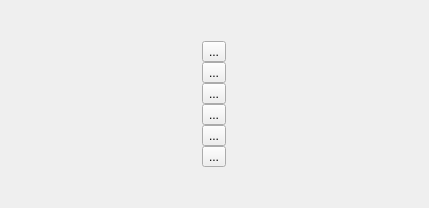
Qt form controlflowgraphview.ui (KDE/kdev-control-flow-graph) before a commit.
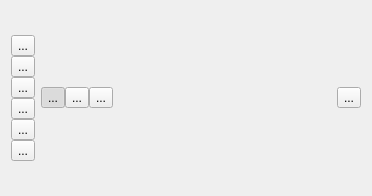
The same form after that commit. Icons and pictures are not drawn.

Commit message: Added buttons for switching between inter-method control flow (CTRL+ALT+1) and inter-class control flow (CTRL+ALT+2).

The edit to the form file:
```diff
--- a/controlflowgraphview.ui
+++ b/controlflowgraphview.ui
@@ -6,8 +6,8 @@
    <rect>
     <x>0</x>
     <y>0</y>
-    <width>429</width>
-    <height>208</height>
+    <width>372</width>
+    <height>196</height>
    </rect>
   </property>
   <property name="windowTitle">
@@ -15,19 +15,22 @@
   </property>
   <layout class="QHBoxLayout" name="horizontalLayout">
    <item>
-    <layout class="QVBoxLayout" name="verticalLayout">
+    <layout class="QVBoxLayout" name="verticalLayoutTools">
      <property name="spacing">
       <number>0</number>
      </property>
+     <property name="sizeConstraint">
+      <enum>QLayout::SetMinimumSize</enum>
+     </property>
      <item>
-      <spacer name="verticalSpacer1">
+      <spacer name="verticalSpacer2">
        <property name="orientation">
         <enum>Qt::Vertical</enum>
        </property>
        <property name="sizeHint" stdset="0">
         <size>
-         <width>20</width>
-         <height>40</height>
+         <width>0</width>
+         <height>0</height>
         </size>
        </property>
       </spacer>
@@ -120,20 +123,129 @@
       </widget>
      </item>
      <item>
-      <spacer name="verticalSpacer2">
+      <spacer name="verticalSpacer1">
        <property name="orientation">
         <enum>Qt::Vertical</enum>
        </property>
        <property name="sizeHint" stdset="0">
         <size>
-         <width>20</width>
-         <height>40</height>
+         <width>0</width>
+         <height>0</height>
         </size>
        </property>
       </spacer>
      </item>
     </layout>
    </item>
+   <item>
+    <layout class="QVBoxLayout" name="verticalLayout">
+     <item>
+      <layout class="QHBoxLayout" name="horizontalUpperLayout">
+       <property name="spacing">
+        <number>0</number>
+       </property>
+       <item>
+        <widget class="QToolButton" name="modeFunctionToolButton">
+         <property name="toolTip">
+          <string>Show control flow between functions</string>
+         </property>
+         <property name="text">
+          <string>...</string>
+         </property>
+         <property name="icon">
+          <iconset>
+           <normaloff>../../../usr/share/icons/oxygen/16x16/actions/flag-blue.png</normaloff>../../../usr/share/icons/oxygen/16x16/actions/flag-blue.png</iconset>
+         </property>
+         <property name="shortcut">
+          <string>Ctrl+Alt+1</string>
+         </property>
+         <property name="checkable">
+          <bool>true</bool>
+         </property>
+         <property name="checked">
+          <bool>true</bool>
+         </property>
+         <property name="autoExclusive">
+          <bool>true</bool>
+         </property>
+        </widget>
+       </item>
+       <item>
+        <widget class="QToolButton" name="modeClassToolButton">
+         <property name="toolTip">
+          <string>Show control flow between classes</string>
+         </property>
+         <property name="text">
+          <string>...</string>
+         </property>
+         <property name="icon">
+          <iconset>
+           <normaloff>../../../usr/share/icons/oxygen/16x16/actions/flag-green.png</normaloff>../../../usr/share/icons/oxygen/16x16/actions/flag-green.png</iconset>
+         </property>
+         <property name="shortcut">
+          <string>Ctrl+Alt+2</string>
+         </property>
+         <property name="checkable">
+          <bool>true</bool>
+         </property>
+         <property name="autoExclusive">
+          <bool>true</bool>
+         </property>
+        </widget>
+       </item>
+       <item>
+        <widget class="QToolButton" name="modeNamespaceToolButton">
+         <property name="toolTip">
+          <string>Show control flow between namespaces</string>
+         </property>
+         <property name="text">
+          <string>...</string>
+         </property>
+         <property name="icon">
+          <iconset>
+           <normaloff>../../../usr/share/icons/oxygen/16x16/actions/flag-red.png</normaloff>../../../usr/share/icons/oxygen/16x16/actions/flag-red.png</iconset>
+         </property>
+         <property name="shortcut">
+          <string>Ctrl+Alt+3</string>
+         </property>
+         <property name="checkable">
+          <bool>true</bool>
+         </property>
+         <property name="autoExclusive">
+          <bool>true</bool>
+         </property>
+        </widget>
+       </item>
+       <item>
+        <spacer name="horizontalSpacer">
+         <property name="orientation">
+          <enum>Qt::Horizontal</enum>
+         </property>
+         <property name="sizeHint" stdset="0">
+          <size>
+           <width>40</width>
+           <height>20</height>
+          </size>
+         </property>
+        </spacer>
+       </item>
+       <item>
+        <widget class="QToolButton" name="lockControlFlowGraphToolButton">
+         <property name="toolTip">
+          <string>Configure</string>
+         </property>
+         <property name="text">
+          <string>...</string>
+         </property>
+         <property name="checkable">
+          <bool>true</bool>
+         </property>
+        </widget>
+       </item>
+      </layout>
+     </item>
+    </layout>
+   </item>
   </layout>
  </widget>
  <resources/>
```
The commit also changes 4 other files.
